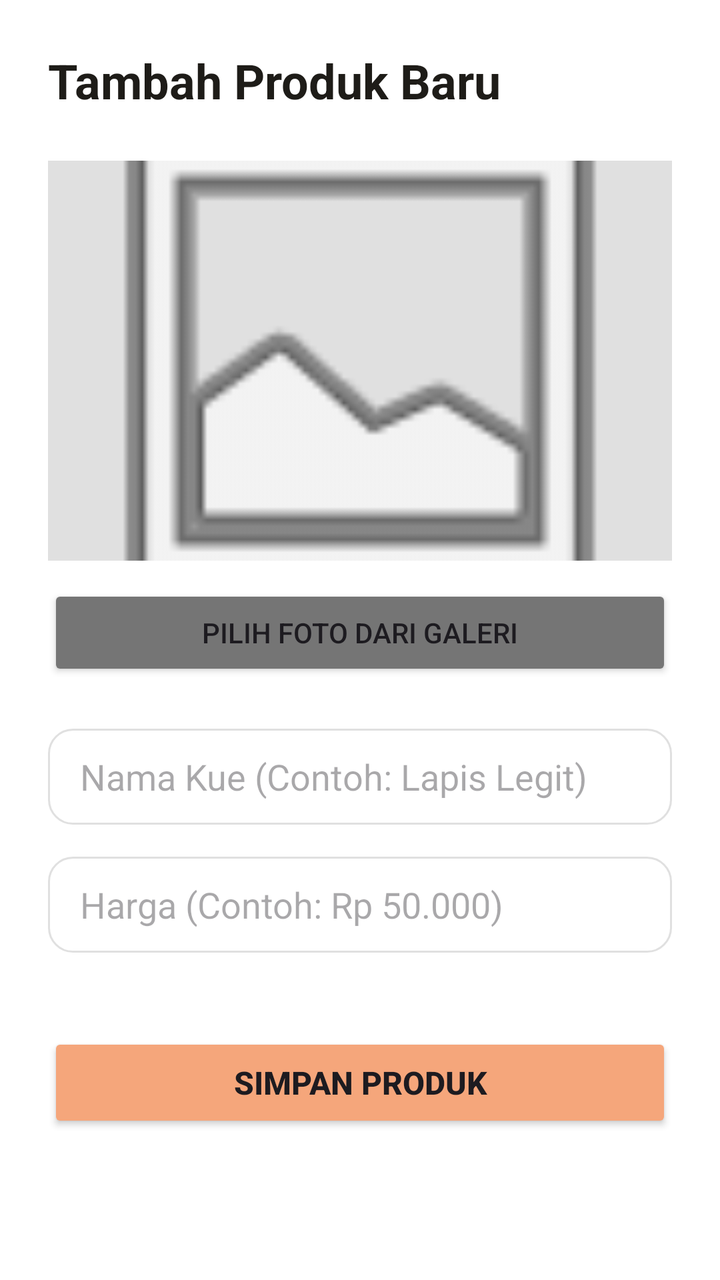
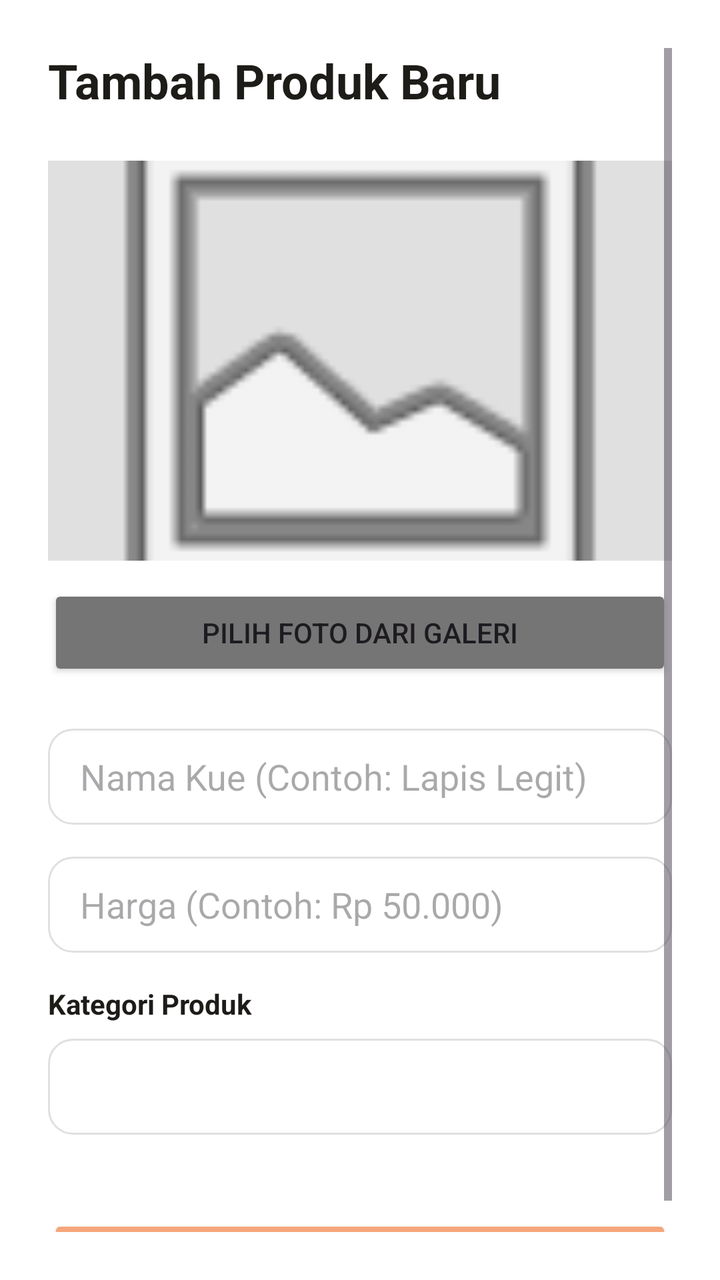

An Android layout rendered at two revisions. The XML below is the earlier revision; the diff shows what the commit changed to produce the second picture.
<!-- AndroidManifest.xml: application theme Theme.KueWeh -->
<!-- res/layout/activity_add_product.xml -->
<?xml version="1.0" encoding="utf-8"?>
<ScrollView xmlns:android="http://schemas.android.com/apk/res/android"
    android:layout_width="match_parent"
    android:layout_height="match_parent"
    android:background="#FFFFFF"
    android:padding="24dp">

    <LinearLayout
        android:layout_width="match_parent"
        android:layout_height="wrap_content"
        android:orientation="vertical">

        <TextView
            android:layout_width="wrap_content"
            android:layout_height="wrap_content"
            android:layout_marginBottom="24dp"
            android:text="Tambah Produk Baru"
            android:textColor="#1E1C18"
            android:textSize="24sp"
            android:textStyle="bold" />

        <ImageView
            android:id="@+id/imgPreview"
            android:layout_width="match_parent"
            android:layout_height="200dp"
            android:layout_marginBottom="12dp"
            android:background="#E0E0E0"
            android:scaleType="centerCrop"
            android:src="@android:drawable/ic_menu_gallery" />

        <Button
            android:id="@+id/btnPilihFoto"
            android:layout_width="match_parent"
            android:layout_height="wrap_content"
            android:layout_marginBottom="24dp"
            android:backgroundTint="#757575"
            android:text="Pilih Foto dari Galeri" />

        <EditText
            android:id="@+id/etNamaKue"
            android:layout_width="match_parent"
            android:layout_height="48dp"
            android:layout_marginBottom="16dp"
            android:background="@drawable/bg_input_rounded"
            android:hint="Nama Kue (Contoh: Lapis Legit)"
            android:paddingHorizontal="16dp" />

        <EditText
            android:id="@+id/etHargaKue"
            android:layout_width="match_parent"
            android:layout_height="48dp"
            android:layout_marginBottom="16dp"
            android:background="@drawable/bg_input_rounded"
            android:hint="Harga (Contoh: Rp 50.000)"
            android:paddingHorizontal="16dp" />

        <Button
            android:id="@+id/btnSimpanProduk"
            android:layout_width="match_parent"
            android:layout_height="50dp"
            android:layout_marginTop="24dp"
            android:backgroundTint="#F5A67B"
            android:text="Simpan Produk"
            android:textSize="16sp"
            android:textStyle="bold" />

    </LinearLayout>
</ScrollView>
<!-- resources referenced by this layout -->
<resources>
  <!-- drawable bg_input_rounded (drawable) -->
  <?xml version="1.0" encoding="utf-8"?>
  <shape xmlns:android="http://schemas.android.com/apk/res/android">
      <solid android:color="#FFFFFF" />
      <stroke android:width="1dp" android:color="#E0E0E0" />
      <corners android:radius="12dp" />
  </shape>
  <style name="Theme.KueWeh" parent="Base.Theme.KueWeh" />
  <style name="Base.Theme.KueWeh" parent="Theme.Material3.DayNight.NoActionBar">
          
          
      </style>
</resources>

<!-- the commit's change to res/layout/activity_add_product.xml (unified diff, before → after) -->
@@ -54,6 +54,22 @@
             android:hint="Harga (Contoh: Rp 50.000)"
             android:paddingHorizontal="16dp" />
 
+        <TextView
+            android:layout_width="wrap_content"
+            android:layout_height="wrap_content"
+            android:text="Kategori Produk"
+            android:textColor="#1E1C18"
+            android:textStyle="bold"
+            android:layout_marginBottom="8dp" />
+
+        <Spinner
+            android:id="@+id/spinnerKategori"
+            android:layout_width="match_parent"
+            android:layout_height="48dp"
+            android:layout_marginBottom="16dp"
+            android:background="@drawable/bg_input_rounded"
+            android:paddingHorizontal="16dp" />
+
         <Button
             android:id="@+id/btnSimpanProduk"
             android:layout_width="match_parent"
